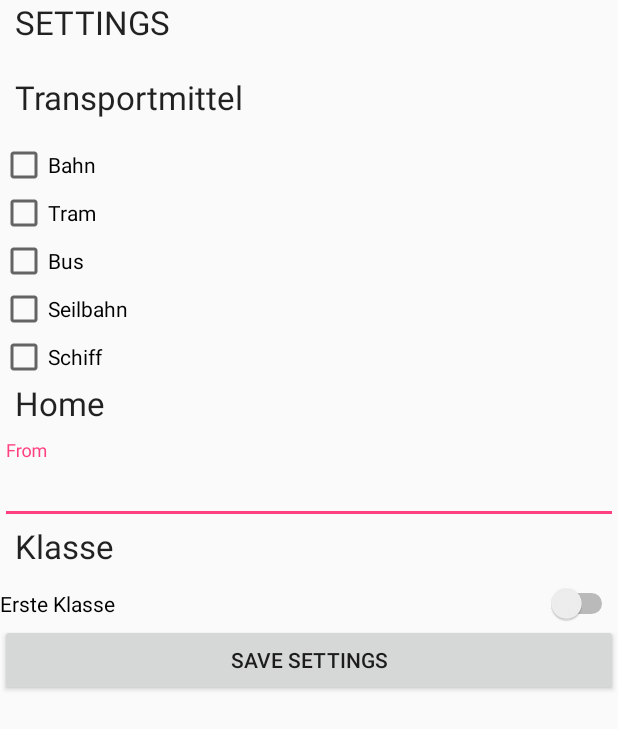
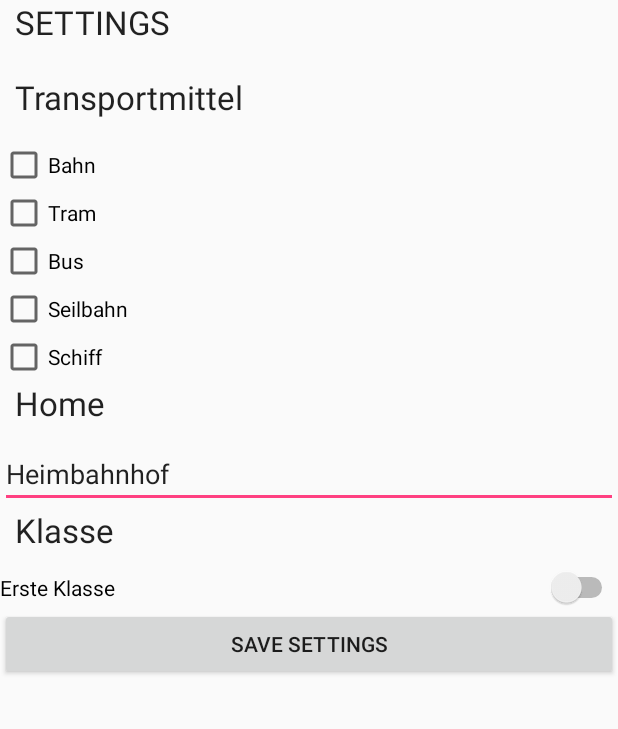
Before and after one commit to IDIjana/FahrplanApp, an Android app: the layout fragment_settings.xml on its own in the app's theme, with its tools: preview values and no code run, on a phone screen of 412 x 824 dp. Shown: the top 729 px of the screen. Run offline under Robolectric (Android 15) with nearby library versions, the phone set to English and light mode, and no system bars.

Commit message:
Some small updates on Settings

```diff
--- a/app/src/main/res/layout/fragment_settings.xml
+++ b/app/src/main/res/layout/fragment_settings.xml
@@ -62,21 +62,16 @@
                 android:layout_marginStart="10dp"
                 android:text="Home"
                 android:textAppearance="@style/TextAppearance.AppCompat.Large" />
-            <android.support.design.widget.TextInputLayout
-                android:id="@+id/text_from_home"
+
+            <EditText
                 android:layout_width="match_parent"
-                android:layout_height="wrap_content">
+                android:layout_height="wrap_content"
+                android:inputType="textPersonName"
+                android:text="Heimbahnhof"
+                android:ems="10"
+                android:id="@+id/takemehome" />
 
-                <ch.hsr.se.mas.fahrplanapp.DelayAutoCompleteTextView
-                    android:id="@+id/text_home"
-                    android:inputType="textCapSentences"
-                    android:layout_width="match_parent"
-                    android:layout_height="wrap_content"
-                    android:imeOptions="flagNoExtractUi|actionSearch"
-                    android:labelFor="@id/text_home"
-                    android:hint="@string/search_hint_from"/>
 
-            </android.support.design.widget.TextInputLayout>
         </LinearLayout>
         <LinearLayout
             android:layout_width="match_parent"
```
Also changed, not shown: app/src/main/java/ch/hsr/se/mas/fahrplanapp/SettingsFragment.java (+55 -4 lines).
